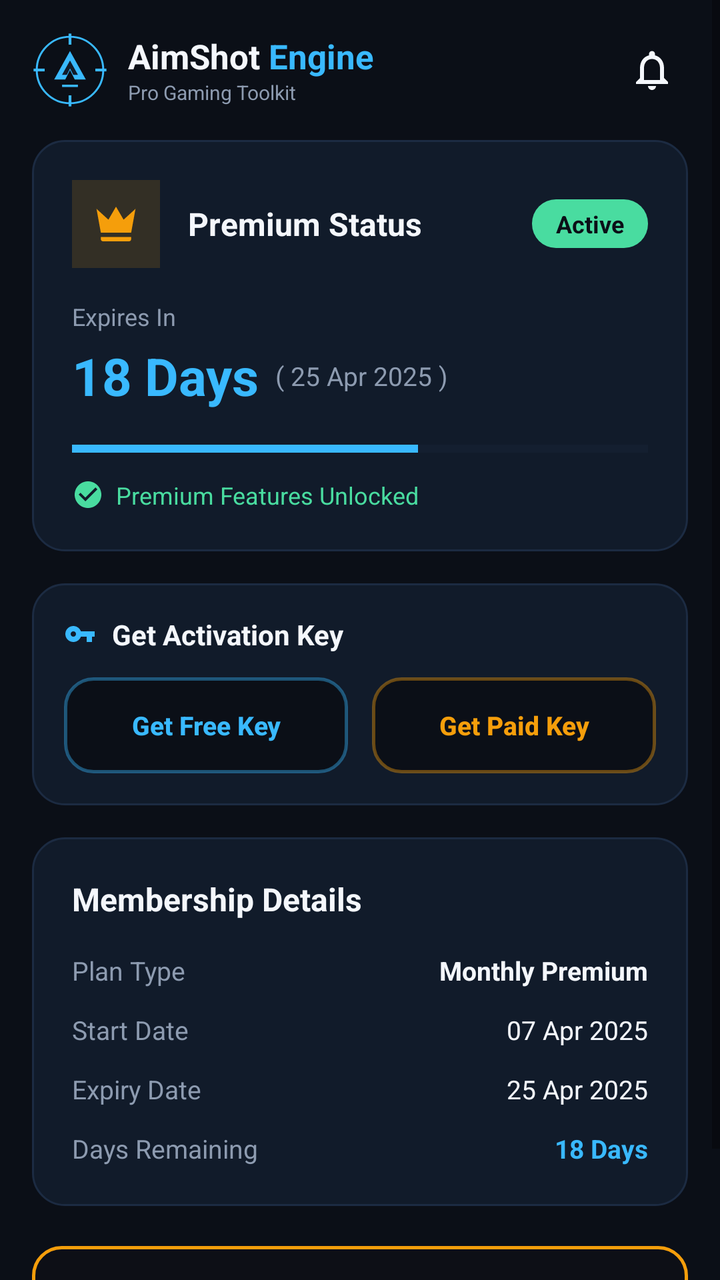
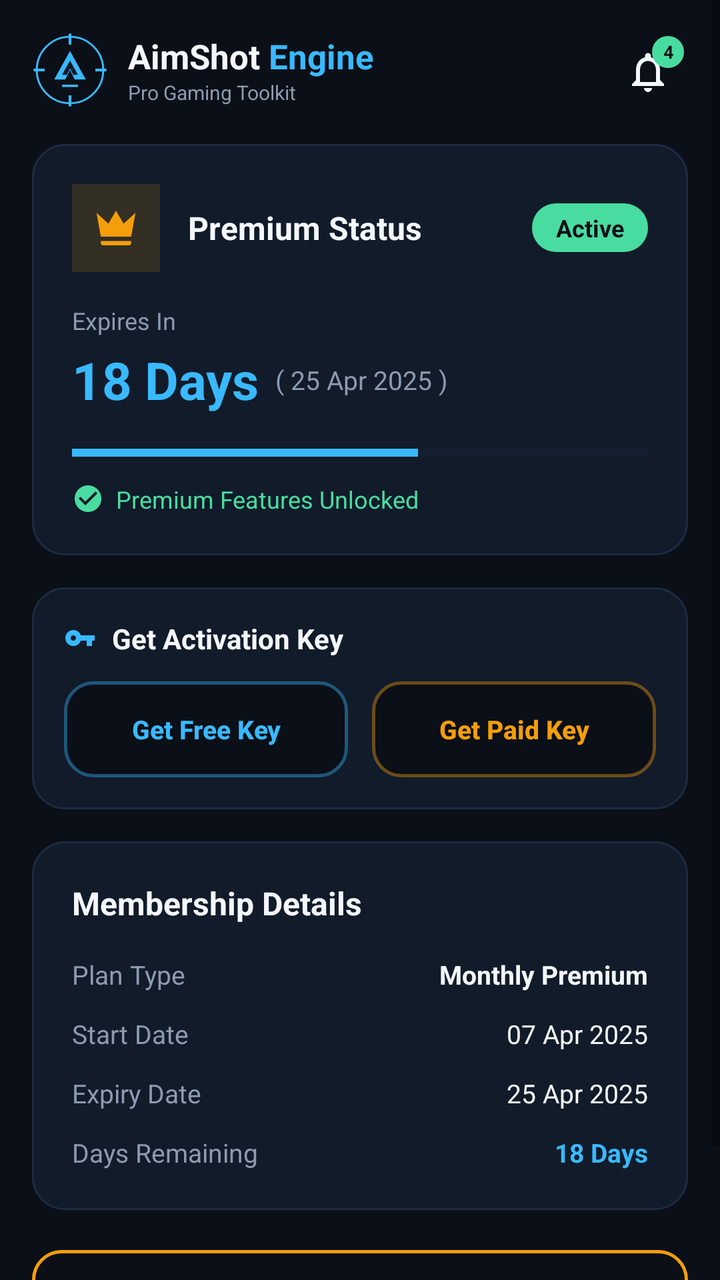

Two renders of the same Android screen: before a commit and after it. Below are the layout's source before the change and the commit's diff.
<!-- AndroidManifest.xml: application theme Theme.AimShotEngine -->
<!-- res/layout/fragment_premium.xml -->
<?xml version="1.0" encoding="utf-8"?>
<ScrollView xmlns:android="http://schemas.android.com/apk/res/android"
    xmlns:app="http://schemas.android.com/apk/res-auto"
    android:layout_width="match_parent"
    android:layout_height="match_parent"
    android:background="@color/bg_main"
    android:fillViewport="true">

    <LinearLayout
        android:layout_width="match_parent"
        android:layout_height="wrap_content"
        android:orientation="vertical"
        android:padding="16dp">

        
        <RelativeLayout
            android:layout_width="match_parent"
            android:layout_height="wrap_content"
            android:layout_marginBottom="16dp">

            <LinearLayout
                android:layout_width="wrap_content"
                android:layout_height="wrap_content"
                android:gravity="center_vertical"
                android:orientation="horizontal">

                <ImageView
                    android:layout_width="38dp"
                    android:layout_height="38dp"
                    android:contentDescription="@string/app_name"
                    android:src="@drawable/ic_aimshot_logo" />

                <LinearLayout
                    android:layout_width="wrap_content"
                    android:layout_height="wrap_content"
                    android:layout_marginStart="10dp"
                    android:orientation="vertical">

                    <LinearLayout
                        android:layout_width="wrap_content"
                        android:layout_height="wrap_content"
                        android:orientation="horizontal">

                        <TextView
                            android:layout_width="wrap_content"
                            android:layout_height="wrap_content"
                            android:text="AimShot "
                            android:textColor="@color/text_primary"
                            android:textSize="17sp"
                            android:textStyle="bold" />

                        <TextView
                            android:layout_width="wrap_content"
                            android:layout_height="wrap_content"
                            android:text="Engine"
                            android:textColor="@color/accent_primary"
                            android:textSize="17sp"
                            android:textStyle="bold" />
                    </LinearLayout>

                    <TextView
                        android:layout_width="wrap_content"
                        android:layout_height="wrap_content"
                        android:text="@string/pro_gaming_toolkit"
                        android:textColor="@color/text_secondary"
                        android:textSize="10sp" />
                </LinearLayout>
            </LinearLayout>

            <ImageView
                android:id="@+id/btn_premium_notifications"
                android:layout_width="36dp"
                android:layout_height="36dp"
                android:layout_alignParentEnd="true"
                android:layout_centerVertical="true"
                android:background="?attr/selectableItemBackgroundBorderless"
                android:contentDescription="@string/notifications"
                android:padding="6dp"
                android:src="@drawable/ic_bell" />
        </RelativeLayout>

        
        <LinearLayout
            android:layout_width="match_parent"
            android:layout_height="wrap_content"
            android:layout_marginBottom="16dp"
            android:background="@drawable/bg_tactical_card"
            android:orientation="vertical"
            android:padding="20dp">

            <RelativeLayout
                android:layout_width="match_parent"
                android:layout_height="wrap_content"
                android:layout_marginBottom="16dp">

                <LinearLayout
                    android:layout_width="wrap_content"
                    android:layout_height="wrap_content"
                    android:gravity="center_vertical"
                    android:orientation="horizontal">

                    
                    <LinearLayout
                        android:layout_width="44dp"
                        android:layout_height="44dp"
                        android:background="#26F59E0B"
                        android:gravity="center">

                        <ImageView
                            android:layout_width="26dp"
                            android:layout_height="26dp"
                            android:contentDescription="Crown"
                            android:src="@drawable/ic_crown" />
                    </LinearLayout>

                    <TextView
                        android:layout_width="wrap_content"
                        android:layout_height="wrap_content"
                        android:layout_marginStart="14dp"
                        android:text="@string/premium_status"
                        android:textColor="@color/text_primary"
                        android:textSize="16sp"
                        android:textStyle="bold" />
                </LinearLayout>

                
                <TextView
                    android:id="@+id/tv_badge_status"
                    android:layout_width="wrap_content"
                    android:layout_height="wrap_content"
                    android:layout_alignParentEnd="true"
                    android:layout_centerVertical="true"
                    android:background="@drawable/bg_badge_active"
                    android:paddingStart="12dp"
                    android:paddingTop="4dp"
                    android:paddingEnd="12dp"
                    android:paddingBottom="4dp"
                    android:text="@string/status_active"
                    android:textColor="@color/bg_main"
                    android:textSize="12sp"
                    android:textStyle="bold" />
            </RelativeLayout>

            
            <TextView
                android:layout_width="wrap_content"
                android:layout_height="wrap_content"
                android:text="@string/expires_in"
                android:textColor="@color/text_secondary"
                android:textSize="12sp" />

            
            <LinearLayout
                android:layout_width="wrap_content"
                android:layout_height="wrap_content"
                android:layout_marginTop="4dp"
                android:gravity="center_vertical"
                android:orientation="horizontal">

                <TextView
                    android:id="@+id/tv_premium_remaining_days"
                    android:layout_width="wrap_content"
                    android:layout_height="wrap_content"
                    android:text="18 Days"
                    android:textColor="@color/accent_primary"
                    android:textSize="26sp"
                    android:textStyle="bold" />

                <TextView
                    android:id="@+id/tv_premium_expiry_date_sub"
                    android:layout_width="wrap_content"
                    android:layout_height="wrap_content"
                    android:layout_marginStart="8dp"
                    android:text="( 25 Apr 2025 )"
                    android:textColor="@color/text_secondary"
                    android:textSize="13sp" />
            </LinearLayout>

            
            <ProgressBar
                android:id="@+id/progress_license_duration"
                style="?android:attr/progressBarStyleHorizontal"
                android:layout_width="match_parent"
                android:layout_height="6dp"
                android:layout_marginTop="16dp"
                android:layout_marginBottom="12dp"
                android:max="100"
                android:progress="60"
                android:progressTint="@color/accent_primary"
                android:progressBackgroundTint="@color/border_subtle" />

            
            <LinearLayout
                android:id="@+id/layout_features_unlocked"
                android:layout_width="wrap_content"
                android:layout_height="wrap_content"
                android:gravity="center_vertical"
                android:orientation="horizontal">

                <ImageView
                    android:layout_width="16dp"
                    android:layout_height="16dp"
                    android:contentDescription="Check"
                    android:src="@drawable/ic_check_circle" />

                <TextView
                    android:id="@+id/tv_features_unlocked_text"
                    android:layout_width="wrap_content"
                    android:layout_height="wrap_content"
                    android:layout_marginStart="6dp"
                    android:text="@string/premium_features_unlocked"
                    android:textColor="@color/color_success"
                    android:textSize="12sp" />
            </LinearLayout>
        </LinearLayout>

        
        <LinearLayout
            android:layout_width="match_parent"
            android:layout_height="wrap_content"
            android:layout_marginBottom="16dp"
            android:background="@drawable/bg_tactical_card"
            android:orientation="vertical"
            android:padding="16dp">

            <LinearLayout
                android:layout_width="wrap_content"
                android:layout_height="wrap_content"
                android:layout_marginBottom="12dp"
                android:gravity="center_vertical"
                android:orientation="horizontal">

                <ImageView
                    android:layout_width="16dp"
                    android:layout_height="16dp"
                    android:contentDescription="Key"
                    android:src="@drawable/ic_key" />

                <TextView
                    android:layout_width="wrap_content"
                    android:layout_height="wrap_content"
                    android:layout_marginStart="8dp"
                    android:text="@string/get_activation_key"
                    android:textColor="@color/text_primary"
                    android:textSize="14sp"
                    android:textStyle="bold" />
            </LinearLayout>

            
            <LinearLayout
                android:layout_width="match_parent"
                android:layout_height="wrap_content"
                android:orientation="horizontal">

                
                <androidx.appcompat.widget.AppCompatButton
                    android:id="@+id/btn_get_free_key"
                    android:layout_width="0dp"
                    android:layout_height="48dp"
                    android:layout_marginEnd="6dp"
                    android:layout_weight="1"
                    android:background="@drawable/bg_button_tactical_border"
                    android:elevation="0dp"
                    android:stateListAnimator="@null"
                    android:text="@string/btn_get_free_key"
                    android:textAllCaps="false"
                    android:textColor="@color/accent_primary"
                    android:textSize="13sp"
                    android:textStyle="bold" />

                
                <androidx.appcompat.widget.AppCompatButton
                    android:id="@+id/btn_get_paid_key"
                    android:layout_width="0dp"
                    android:layout_height="48dp"
                    android:layout_marginStart="6dp"
                    android:layout_weight="1"
                    android:background="@drawable/bg_button_paid_border"
                    android:elevation="0dp"
                    android:stateListAnimator="@null"
                    android:text="@string/btn_get_paid_key"
                    android:textAllCaps="false"
                    android:textColor="#F59E0B"
                    android:textSize="13sp"
                    android:textStyle="bold" />
            </LinearLayout>
        </LinearLayout>

        
        <LinearLayout
            android:layout_width="match_parent"
            android:layout_height="wrap_content"
            android:layout_marginBottom="20dp"
            android:background="@drawable/bg_tactical_card"
            android:orientation="vertical"
            android:padding="20dp">

            <TextView
                android:layout_width="wrap_content"
                android:layout_height="wrap_content"
                android:layout_marginBottom="16dp"
                android:text="@string/membership_details"
                android:textColor="@color/text_primary"
                android:textSize="16sp"
                android:textStyle="bold" />

            
            <RelativeLayout
                android:layout_width="match_parent"
                android:layout_height="wrap_content"
                android:layout_marginBottom="12dp">

                <TextView
                    android:layout_width="wrap_content"
                    android:layout_height="wrap_content"
                    android:text="@string/plan_type"
                    android:textColor="@color/text_secondary"
                    android:textSize="13sp" />

                <TextView
                    android:id="@+id/tv_detail_plan_type"
                    android:layout_width="wrap_content"
                    android:layout_height="wrap_content"
                    android:layout_alignParentEnd="true"
                    android:text="Monthly Premium"
                    android:textColor="@color/text_primary"
                    android:textSize="13sp"
                    android:textStyle="bold" />
            </RelativeLayout>

            
            <RelativeLayout
                android:layout_width="match_parent"
                android:layout_height="wrap_content"
                android:layout_marginBottom="12dp">

                <TextView
                    android:layout_width="wrap_content"
                    android:layout_height="wrap_content"
                    android:text="@string/start_date"
                    android:textColor="@color/text_secondary"
                    android:textSize="13sp" />

                <TextView
                    android:id="@+id/tv_detail_start_date"
                    android:layout_width="wrap_content"
                    android:layout_height="wrap_content"
                    android:layout_alignParentEnd="true"
                    android:text="07 Apr 2025"
                    android:textColor="@color/text_primary"
                    android:textSize="13sp" />
            </RelativeLayout>

            
            <RelativeLayout
                android:layout_width="match_parent"
                android:layout_height="wrap_content"
                android:layout_marginBottom="12dp">

                <TextView
                    android:layout_width="wrap_content"
                    android:layout_height="wrap_content"
                    android:text="@string/expiry_date"
                    android:textColor="@color/text_secondary"
                    android:textSize="13sp" />

                <TextView
                    android:id="@+id/tv_detail_expiry_date"
                    android:layout_width="wrap_content"
                    android:layout_height="wrap_content"
                    android:layout_alignParentEnd="true"
                    android:text="25 Apr 2025"
                    android:textColor="@color/text_primary"
                    android:textSize="13sp" />
            </RelativeLayout>

            
            <RelativeLayout
                android:layout_width="match_parent"
                android:layout_height="wrap_content">

                <TextView
                    android:layout_width="wrap_content"
                    android:layout_height="wrap_content"
                    android:text="@string/days_remaining"
                    android:textColor="@color/text_secondary"
                    android:textSize="13sp" />

                <TextView
                    android:id="@+id/tv_detail_days_remaining"
                    android:layout_width="wrap_content"
                    android:layout_height="wrap_content"
                    android:layout_alignParentEnd="true"
                    android:text="18 Days"
                    android:textColor="@color/accent_primary"
                    android:textSize="13sp"
                    android:textStyle="bold" />
            </RelativeLayout>
        </LinearLayout>

        
        <androidx.appcompat.widget.AppCompatButton
            android:id="@+id/btn_upgrade_renew"
            android:layout_width="match_parent"
            android:layout_height="50dp"
            android:layout_marginBottom="24dp"
            android:background="@drawable/bg_button_renew"
            android:elevation="0dp"
            android:stateListAnimator="@null"
            android:text="@string/btn_upgrade_renew"
            android:textAllCaps="false"
            android:textColor="#F59E0B"
            android:textSize="15sp"
            android:textStyle="bold" />

    </LinearLayout>

</ScrollView>
<!-- resources referenced by this layout -->
<resources>
  <color name="accent_primary">#39B9FF</color>
  <color name="bg_main">#0B0F17</color>
  <color name="border_subtle">#1C2B42</color>
  <color name="color_success">#49DCA0</color>
  <color name="text_primary">#F4F7FC</color>
  <color name="text_secondary">#8D9BB0</color>
  <!-- drawable bg_badge_active (drawable) -->
  <?xml version="1.0" encoding="utf-8"?>
  <shape xmlns:android="http://schemas.android.com/apk/res/android"
      android:shape="rectangle">
      <solid android:color="@color/color_success" />
      <corners android:radius="12dp" />
  </shape>
  <!-- drawable bg_button_renew (drawable) -->
  <?xml version="1.0" encoding="utf-8"?>
  <ripple xmlns:android="http://schemas.android.com/apk/res/android"
      android:color="#40F59E0B">
      <item>
          <shape android:shape="rectangle">
              <solid android:color="#1A241C12" />
              <corners android:radius="14dp" />
              <stroke
                  android:width="1.5dp"
                  android:color="#F59E0B" />
          </shape>
      </item>
  </ripple>
  <!-- drawable bg_tactical_card (drawable) -->
  <?xml version="1.0" encoding="utf-8"?>
  <shape xmlns:android="http://schemas.android.com/apk/res/android"
      android:shape="rectangle">
      <solid android:color="@color/bg_card" />
      <corners android:radius="16dp" />
      <stroke
          android:width="1dp"
          android:color="@color/border_subtle" />
  </shape>
  <!-- drawable ic_check_circle (drawable) -->
  <vector xmlns:android="http://schemas.android.com/apk/res/android"
      android:width="24dp"
      android:height="24dp"
      android:viewportWidth="24"
      android:viewportHeight="24">
    <path
        android:pathData="M12,2C6.48,2 2,6.48 2,12s4.48,10 10,10 10,-4.48 10,-10S17.52,2 12,2zm-2,15l-5,-5 1.41,-1.41L10,14.17l7.59,-7.59L19,8l-9,9z"
        android:fillColor="#49DCA0"/>
  </vector>
  <!-- drawable ic_crown (drawable) -->
  <vector xmlns:android="http://schemas.android.com/apk/res/android"
      android:width="24dp"
      android:height="24dp"
      android:viewportWidth="24"
      android:viewportHeight="24">
    <path
        android:pathData="M5,16L3,5l5.5,5L12,4l3.5,6L21,5l-2,11H5m14,3c0,0.55 -0.45,1 -1,1H6c-0.55,0 -1,-0.45 -1,-1v-1h14v1z"
        android:fillColor="#F59E0B"/>
  </vector>
  <!-- drawable ic_key (drawable) -->
  <vector xmlns:android="http://schemas.android.com/apk/res/android"
      android:width="24dp"
      android:height="24dp"
      android:viewportWidth="24"
      android:viewportHeight="24">
    <path
        android:pathData="M12.65,10C11.83,7.67 9.61,6 7,6c-3.31,0 -6,2.69 -6,6s2.69,6 6,6c2.61,0 4.83,-1.67 5.65,-4H17v4h4v-4h2v-4H12.65zM7,14c-1.1,0 -2,-0.9 -2,-2s0.9,-2 2,-2 2,0.9 2,2 -0.9,2 -2,2z"
        android:fillColor="#39B9FF"/>
  </vector>
  <string name="app_name">AimShot Engine</string>
  <string name="btn_get_free_key">Get Free Key</string>
  <string name="btn_get_paid_key">Get Paid Key</string>
  <string name="btn_upgrade_renew">Upgrade / Renew</string>
  <string name="days_remaining">Days Remaining</string>
  <string name="expires_in">Expires In</string>
  <string name="expiry_date">Expiry Date</string>
  <string name="get_activation_key">Get Activation Key</string>
  <string name="membership_details">Membership Details</string>
  <string name="notifications">Notifications</string>
  <string name="plan_type">Plan Type</string>
  <string name="premium_features_unlocked">Premium Features Unlocked</string>
  <string name="premium_status">Premium Status</string>
  <string name="pro_gaming_toolkit">Pro Gaming Toolkit</string>
  <string name="start_date">Start Date</string>
  <string name="status_active">Active</string>
  <color name="bg_card">#111B2A</color>
  <color name="accent_primary_dark">#1A85CC</color>
  <color name="nav_bg">#090D14</color>
  <!-- unchanged entries left out for length: 5 -->
</resources>

<!-- the commit's change to res/layout/fragment_premium.xml (unified diff, before → after) -->
@@ -67,16 +67,41 @@
                 </LinearLayout>
             </LinearLayout>
 
-            <ImageView
+            <RelativeLayout
                 android:id="@+id/btn_premium_notifications"
-                android:layout_width="36dp"
-                android:layout_height="36dp"
+                android:layout_width="40dp"
+                android:layout_height="40dp"
                 android:layout_alignParentEnd="true"
                 android:layout_centerVertical="true"
                 android:background="?attr/selectableItemBackgroundBorderless"
-                android:contentDescription="@string/notifications"
-                android:padding="6dp"
-                android:src="@drawable/ic_bell" />
+                android:clickable="true"
+                android:focusable="true">
+
+                <ImageView
+                    android:layout_width="36dp"
+                    android:layout_height="36dp"
+                    android:layout_centerInParent="true"
+                    android:contentDescription="@string/notifications"
+                    android:padding="6dp"
+                    android:src="@drawable/ic_bell" />
+
+                
+                <TextView
+                    android:id="@+id/tv_premium_notif_badge"
+                    android:layout_width="16dp"
+                    android:layout_height="16dp"
+                    android:layout_alignParentTop="true"
+                    android:layout_alignParentEnd="true"
+                    android:layout_marginTop="2dp"
+                    android:layout_marginEnd="2dp"
+                    android:background="@drawable/bg_badge_active"
+                    android:gravity="center"
+                    android:text="4"
+                    android:textColor="#0B0F17"
+                    android:textSize="9sp"
+                    android:textStyle="bold"
+                    android:visibility="visible" />
+            </RelativeLayout>
         </RelativeLayout>
 
         
